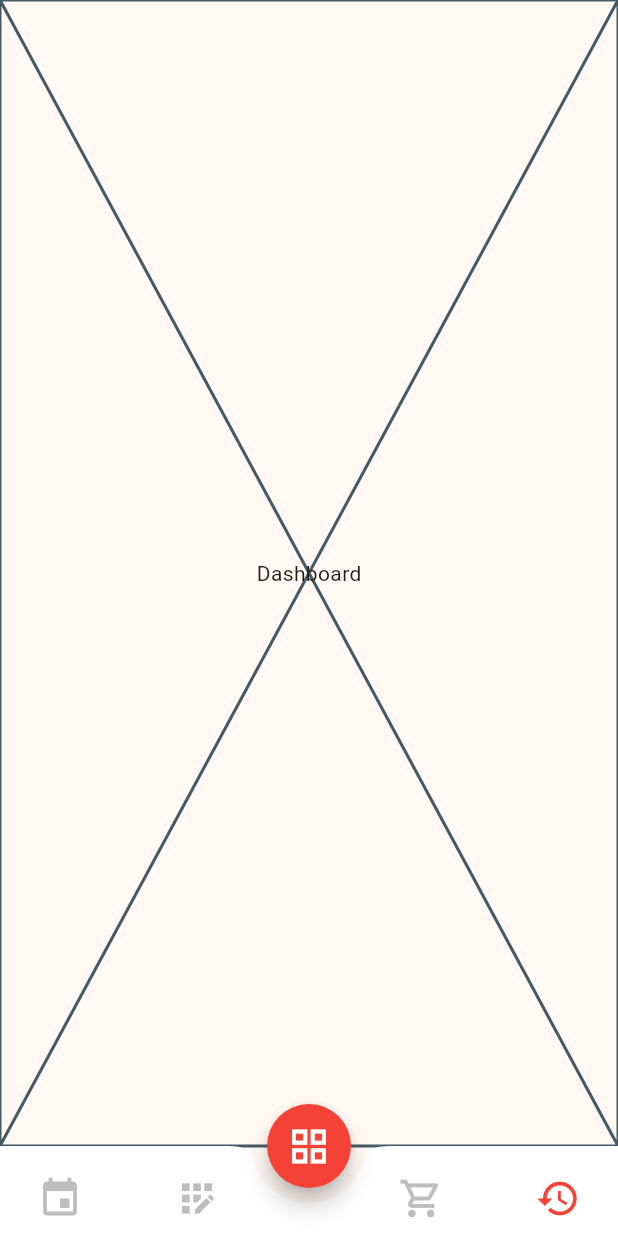
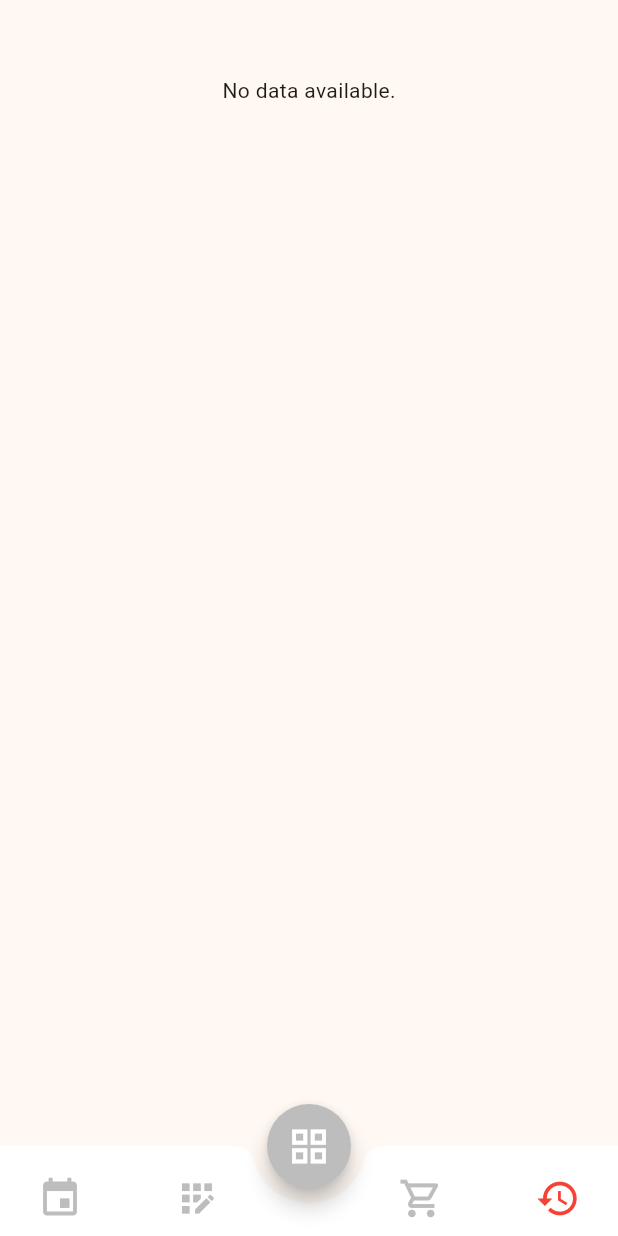
Before and after one commit to medicall-labs/Medicall_CRM-Exhibitor, a Flutter app: the BottomNavBar screen opened directly, item 4 of the bottom bar chosen, on a phone screen of 412 x 824 dp. Run offline on Flutter 3.47's test engine with Material 3 defaults, Android fonts, the phone set to English and light mode, and no system bars; our stand-ins replace font_awesome_flutter, get, get_storage, google_fonts, in_app_review, shimmer; missing offline and left inert: d_chart, in_app_update, syncfusion_flutter_pdfviewer; accounts and stored records are empty.

Commit message:
shimmer effect and my history

```diff
--- a/lib/Exhibitor/Controllers/appointment_provider.dart
+++ b/lib/Exhibitor/Controllers/appointment_provider.dart
@@ -6,7 +6,7 @@ import '../Services/remote_services.dart';
 class AppointmentProvider extends ChangeNotifier {
   final requestBaseUrl = AppUrl.baseUrl;
 
-  eventData(eventId) async {
+  appointmentData(eventId) async {
     try {
       var appointmentResponse = await RemoteService().getDataFromApi(
           '${requestBaseUrl}/events/${eventId}/appointments');
--- /dev/null
+++ b/lib/Exhibitor/Controllers/history_provider.dart
@@ -0,0 +1,36 @@
+import 'dart:convert';
+import 'package:flutter/cupertino.dart';
+import '../../Constants/api_collection.dart';
+import '../Services/remote_services.dart';
+
+class HistoryProvider extends ChangeNotifier {
+  final requestBaseUrl = AppUrl.baseUrl;
+
+  historyData() async {
+    try {
+      var historyResponse = await RemoteService()
+          .getDataFromApi('${requestBaseUrl}/previous-events');
+      if (historyResponse["status"] == 'success') {
+        return historyResponse;
+      }
+      return {};
+    } catch (err) {
+      print(err);
+      return {};
+    }
+  }
+
+  previousAppointments(eventId) async {
+    try {
+      var previousHistoryResponse = await RemoteService()
+          .getDataFromApi('${requestBaseUrl}/previous-events/$eventId');
+
+      if (previousHistoryResponse["status"] == 'success') {
+        return previousHistoryResponse;
+      }
+      return {};
+    } catch (err) {
+      print(err);
+    }
+  }
+}
--- a/lib/Exhibitor/Screens/My_History/history.dart
+++ b/lib/Exhibitor/Screens/My_History/history.dart
@@ -1,74 +1,104 @@
-// import 'package:flutter/material.dart';
-// import 'package:provider/provider.dart';
-//
-// import '../../../Constants/spacing.dart';
-// import '../../../Constants/styles.dart';
-// import '../../Controllers/local_data.dart';
-//
-// class MyHistory extends StatefulWidget {
-//   const MyHistory({super.key});
-//
-//   @override
-//   State<MyHistory> createState() => _MyHistoryState();
-// }
-//
-// class _MyHistoryState extends State<MyHistory> {
-//   @override
-//   Widget build(BuildContext context) {
-//     return Scaffold(
-//         body: SingleChildScrollView(
-//           child: Column(
-//             children: [
-//               AppSpaces.verticalSpace40,
-//               Padding(
-//                 padding: const EdgeInsets.symmetric(horizontal: 20),
-//                 child: Row(
-//                   mainAxisAlignment: MainAxisAlignment.spaceBetween,
-//                   children: [],
-//                 ),
-//               ),
-//               Consumer<LocalDataProvider>(
-//                 builder: (context, localData, child) => Padding(
-//                     padding:
-//                     const EdgeInsets.symmetric(horizontal: 8, vertical: 10),
-//                     child: FutureBuilder(
-//                         future: Provider.of<AppointmentProvider>(context, listen: false)
-//                             .eventData(localData.eventId),
-//                         builder: (context, snapshot) {
-//                           if (snapshot.connectionState == ConnectionState.waiting) {
-//                             return CircularProgressIndicator();
-//                           } else if (snapshot.hasError) {
-//                             return Center(child: Text('Error: ${snapshot.error}'));
-//                           } else {
-//                             var appointmentsPage = snapshot.data;
-//                             if (appointmentsPage != null &&
-//                                 appointmentsPage is Map<String, dynamic>) {
-//                               var appointments = appointmentsPage['data'];
-//
-//                               return Column(
-//                                 crossAxisAlignment: CrossAxisAlignment.start,
-//                                 children: [
-//                                   AppSpaces.verticalSpace10,
-//                                   Align(
-//                                     alignment: Alignment.center,
-//                                     child: Text(
-//                                       appointments.toString(),
-//                                       style: AppTextStyles.header3,
-//                                     ),
-//                                   ),
-//                                   AppSpaces.verticalSpace10,
-//
-//                                 ],
-//                               );
-//                             } else {
-//                               return const Center(
-//                                   child: Text('No data available.'));
-//                             }
-//                           }
-//                         })),
-//               )
-//             ],
-//           ),
-//         ));
-//   }
-// }
+import 'package:flutter/material.dart';
+import 'package:provider/provider.dart';
+
+import '../../../Constants/app_color.dart';
+import '../../../Constants/spacing.dart';
+import '../../../Constants/styles.dart';
+import '../../Controllers/history_provider.dart';
+import '../../Controllers/local_data.dart';
+
+class MyHistory extends StatefulWidget {
+  const MyHistory({super.key});
+
+  @override
+  State<MyHistory> createState() => _MyHistoryState();
+}
+
+class _MyHistoryState extends State<MyHistory> {
+  @override
+  Widget build(BuildContext context) {
+    return Scaffold(
+        body: SingleChildScrollView(
+      child: Column(
+        children: [
+          AppSpaces.verticalSpace40,
+          Padding(
+            padding: const EdgeInsets.symmetric(horizontal: 20),
+            child: Row(
+              mainAxisAlignment: MainAxisAlignment.spaceBetween,
+              children: [],
+            ),
+          ),
+          Consumer<LocalDataProvider>(
+            builder: (context, localData, child) => Padding(
+                padding:
+                    const EdgeInsets.symmetric(horizontal: 8, vertical: 10),
+                child: FutureBuilder(
+                    future: Provider.of<HistoryProvider>(context, listen: false)
+                        .historyData(),
+                    builder: (context, snapshot) {
+                      if (snapshot.connectionState == ConnectionState.waiting) {
+                        return CircularProgressIndicator();
+                      } else if (snapshot.hasError) {
+                        return Center(child: Text('Error: ${snapshot.error}'));
+                      } else {
+                        var historyPage = snapshot.data;
+                        if (historyPage != null &&
+                            historyPage is Map<String, dynamic>) {
+                          var myHistory = historyPage['data'];
+
+                          return Column(
+                            crossAxisAlignment: CrossAxisAlignment.start,
+                            children: [
+                              Padding(
+                                padding: const EdgeInsets.only(left: 10),
+                                child: Text('My History',
+                                    style: AppTextStyles.header2),
+                              ),
+                              Container(
+                                height:
+                                    MediaQuery.of(context).size.height - 150,
+                                child: ListView.builder(
+                                  shrinkWrap: true,
+                                  physics:BouncingScrollPhysics(),
+                                  itemCount: myHistory.length,
+                                  itemBuilder: (context, index) {
+                                    return GestureDetector(
+                                      onTap: () {},
+                                      child: Card(
+                                        elevation: 5,
+                                        margin: EdgeInsets.only(
+                                            left: 8, right: 8, bottom: 10),
+                                        child: Container(
+                                          padding: EdgeInsets.symmetric(
+                                              horizontal: 10, vertical: 15),
+                                          decoration: BoxDecoration(
+                                            color: AppColor.white,
+                                            borderRadius: BorderRadius.all(
+                                                Radius.circular(8)),
+                                          ),
+                                          child: Text(
+                                            myHistory[index]['event_title']
+                                                .toString(),
+                                            style: AppTextStyles.label3,
+                                          ),
+                                        ),
+                                      ),
+                                    );
+                                  },
+                                ),
+                              ),
+                            ],
+                          );
+                        } else {
+                          return const Center(
+                              child: Text('No data available.'));
+                        }
+                      }
+                    })),
+          )
+        ],
+      ),
+    ));
+  }
+}
--- a/lib/Exhibitor/Screens/bottom_nav_bar.dart
+++ b/lib/Exhibitor/Screens/bottom_nav_bar.dart
@@ -4,6 +4,7 @@ import 'package:medicall_exhibitor/Constants/app_color.dart';
 import 'package:medicall_exhibitor/Exhibitor/Screens/Event%20Overview/event_overview.dart';
 
 import 'Appointments/my_appointments.dart';
+import 'My_History/history.dart';
 
 class BottomNavBar extends StatefulWidget {
   const BottomNavBar({super.key});
@@ -15,17 +16,15 @@ class BottomNavBar extends StatefulWidget {
 class _BottomNavBarState extends State<BottomNavBar> {
   int currentIndex = 2;
   List screens = [
-    Appointment(),
     Placeholder(
       child: Center(child: Text('Products')),
     ),
+    Appointment(),
     EventOverview(),
     Placeholder(
       child: Center(child: Text('History')),
     ),
-    Placeholder(
-      child: Center(child: Text('Dashboard')),
-    ),
+    MyHistory(),
   ];
   @override
   Widget build(BuildContext context) {
@@ -37,7 +36,8 @@ class _BottomNavBarState extends State<BottomNavBar> {
           });
         },
         shape: const CircleBorder(),
-        backgroundColor: AppColor.primary,
+        backgroundColor:
+            currentIndex == 2 ? AppColor.primary : Colors.grey.shade400,
         child: const Icon(
           Icons.grid_view_outlined,
           color: Colors.white,
--- a/lib/main.dart
+++ b/lib/main.dart
@@ -1,6 +1,7 @@
 import 'package:flutter/material.dart';
 import 'package:medicall_exhibitor/Constants/app_color.dart';
 import 'package:get/get.dart';
+import 'package:medicall_exhibitor/Exhibitor/Controllers/history_provider.dart';
 import 'package:medicall_exhibitor/Exhibitor/Controllers/local_data.dart';
 import 'package:provider/provider.dart';
 import 'Exhibitor/Controllers/appointment_provider.dart';
@@ -25,6 +26,7 @@ class MyApp extends StatelessWidget {
         ChangeNotifierProvider(create: (context) => DashboardProvider()),
         ChangeNotifierProvider(create: (context) => EventProvider()),
         ChangeNotifierProvider(create: (context) => AppointmentProvider()),
+        ChangeNotifierProvider(create: (context) => HistoryProvider()),
       ],
       child: GetMaterialApp(
         title: 'Medicall Exhibitor',
--- a/pubspec.yaml
+++ b/pubspec.yaml
@@ -46,6 +46,7 @@ dependencies:
   lottie: ^3.1.2
   d_chart: ^2.6.9
   syncfusion_flutter_pdfviewer: ^26.1.35
+  shimmer: ^3.0.0
 
 dev_dependencies:
   flutter_test:
```
Also changed, not shown: lib/Exhibitor/Screens/Appointments/my_appointments.dart (+48 -19 lines), lib/Exhibitor/Screens/Event Overview/event_overview.dart (+37 -4 lines), lib/Utils/Widgets/shimmer.dart (added, +26 -0 lines), pubspec.lock.
